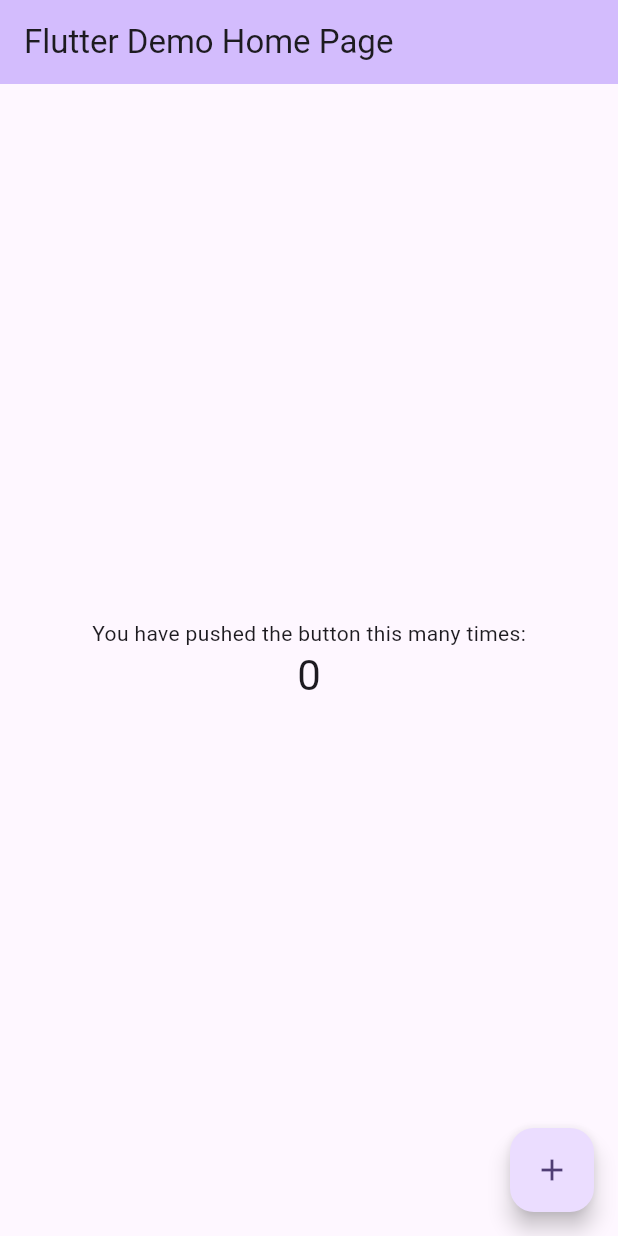
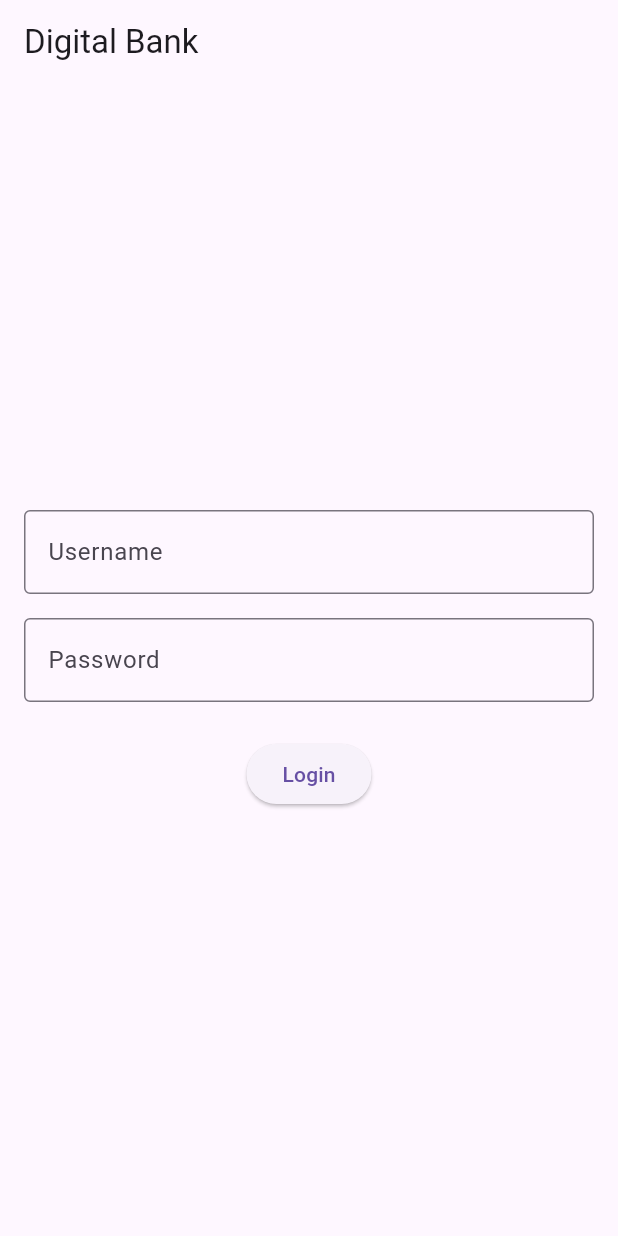
Before and after one commit to could-ai/019a1ec6-0138-7c35-a1d8-56d2f05f7aac, a Flutter app: the screen it shows after launch, on a phone screen of 412 x 824 dp. Run offline on Flutter 3.47's test engine with Material 3 defaults, Android fonts, the phone set to English and light mode, and no system bars.

Commit message:
I have updated the main application file to establish the core navigation and theme for our digital banking app. I've set the initial screen to the `LoginPage` and defined the routes for both the login and home pages. Additionally, I've adjusted the theme to a more professional blue color scheme suitable for a financial application.; I have created a new `LoginPage` to serve as the entry point for users. This screen features a clean and simple interface with fields for username and password, along with a 'Login' button. For now, the login is a placeholder that navigates directly to the `HomePage` without any authentication logic.; I've designed the `HomePage` to be the central hub for our digital bank. It prominently displays the user's account balance and includes a 'Flash Money' button that simulates the core feature of the app by instantly adding a large sum to the balance. The screen also features a list of recent transactions to provide users with an overview of their account activity. A logout button is included for easy sign-out.

```diff
--- a/usr/lib/main.dart
+++ b/usr/lib/main.dart
@@ -1,4 +1,6 @@
 import 'package:flutter/material.dart';
+import 'package:couldai_user_app/views/login_page.dart';
+import 'package:couldai_user_app/views/home_page.dart';
 
 void main() {
   runApp(const MyApp());
@@ -7,114 +9,20 @@ void main() {
 class MyApp extends StatelessWidget {
   const MyApp({super.key});
 
-  // This widget is the root of your application.
   @override
   Widget build(BuildContext context) {
     return MaterialApp(
-      title: 'Flutter Demo',
+      title: 'Digital Bank',
       debugShowCheckedModeBanner: false,
       theme: ThemeData(
-        // This is the theme of your application.
-        //
-        // TRY THIS: Try running your application with "flutter run". You'll see
-        // the application has a purple toolbar. Then, without quitting the app,
-        // try changing the seedColor in the colorScheme below to Colors.green
-        // and then invoke "hot reload" (save your changes or press the "hot
-        // reload" button in a Flutter-supported IDE, or press "r" if you used
-        // the command line to start the app).
-        //
-        // Notice that the counter didn't reset back to zero; the application
-        // state is not lost during the reload. To reset the state, use hot
-        // restart instead.
-        //
-        // This works for code too, not just values: Most code changes can be
-        // tested with just a hot reload.
-        colorScheme: ColorScheme.fromSeed(seedColor: Colors.deepPurple),
+        primarySwatch: Colors.blue,
+        visualDensity: VisualDensity.adaptivePlatformDensity,
       ),
-      home: const MyHomePage(title: 'Flutter Demo Home Page'),
+      initialRoute: '/',
+      routes: {
+        '/': (context) => const LoginPage(),
+        '/home': (context) => const HomePage(),
+      },
     );
   }
 }
-
-class MyHomePage extends StatefulWidget {
-  const MyHomePage({super.key, required this.title});
-
-  // This widget is the home page of your application. It is stateful, meaning
-  // that it has a State object (defined below) that contains fields that affect
-  // how it looks.
-
-  // This class is the configuration for the state. It holds the values (in this
-  // case the title) provided by the parent (in this case the App widget) and
-  // used by the build method of the State. Fields in a Widget subclass are
-  // always marked "final".
-
-  final String title;
-
-  @override
-  State<MyHomePage> createState() => _MyHomePageState();
-}
-
-class _MyHomePageState extends State<MyHomePage> {
-  int _counter = 0;
-
-  void _incrementCounter() {
-    setState(() {
-      // This call to setState tells the Flutter framework that something has
-      // changed in this State, which causes it to rerun the build method below
-      // so that the display can reflect the updated values. If we changed
-      // _counter without calling setState(), then the build method would not be
-      // called again, and so nothing would appear to happen.
-      _counter++;
-    });
-  }
-
-  @override
-  Widget build(BuildContext context) {
-    // This method is rerun every time setState is called, for instance as done
-    // by the _incrementCounter method above.
-    //
-    // The Flutter framework has been optimized to make rerunning build methods
-    // fast, so that you can just rebuild anything that needs updating rather
-    // than having to individually change instances of widgets.
-    return Scaffold(
-      appBar: AppBar(
-        // TRY THIS: Try changing the color here to a specific color (to
-        // Colors.amber, perhaps?) and trigger a hot reload to see the AppBar
-        // change color while the other colors stay the same.
-        backgroundColor: Theme.of(context).colorScheme.inversePrimary,
-        // Here we take the value from the MyHomePage object that was created by
-        // the App.build method, and use it to set our appbar title.
-        title: Text(widget.title),
-      ),
-      body: Center(
-        // Center is a layout widget. It takes a single child and positions it
-        // in the middle of the parent.
-        child: Column(
-          // Column is also a layout widget. It takes a list of children and
-          // arranges them vertically. By default, it sizes itself to fit its
-          // children horizontally, and tries to be as tall as its parent.
-          //
-          // Column has various properties to control how it sizes itself and
-          // how it positions its children. Here we use mainAxisAlignment to
-          // center the children vertically; the main axis here is the vertical
-          // axis because Columns are vertical (the cross axis would be
-          // horizontal).
-          //
-          // TRY THIS: Invoke "debug painting" (choose the "Toggle Debug Paint"
-          // action in the IDE, or press "p" in the console), to see the
-          // wireframe for each widget.
-          mainAxisAlignment: MainAxisAlignment.center,
-          children: <Widget>[
-            const Text('You have pushed the button this many times:'),
-            Text('$_counter', style: Theme.of(context).textTheme.headlineMedium),
-          ],
-        ),
-      ),
-      floatingActionButton: FloatingActionButton(
-        onPressed: _incrementCounter,
-        tooltip: 'Increment',
-        child: const Icon(Icons.add),
-      ), // This trailing comma makes auto-formatting nicer for build methods.
-    );
-  }
-}
--- /dev/null
+++ b/usr/lib/views/login_page.dart
@@ -0,0 +1,45 @@
+import 'package:flutter/material.dart';
+
+class LoginPage extends StatelessWidget {
+  const LoginPage({super.key});
+
+  @override
+  Widget build(BuildContext context) {
+    return Scaffold(
+      appBar: AppBar(
+        title: const Text('Digital Bank'),
+      ),
+      body: Center(
+        child: Padding(
+          padding: const EdgeInsets.all(16.0),
+          child: Column(
+            mainAxisAlignment: MainAxisAlignment.center,
+            children: <Widget>[
+              const TextField(
+                decoration: InputDecoration(
+                  labelText: 'Username',
+                  border: OutlineInputBorder(),
+                ),
+              ),
+              const SizedBox(height: 16.0),
+              const TextField(
+                obscureText: true,
+                decoration: InputDecoration(
+                  labelText: 'Password',
+                  border: OutlineInputBorder(),
+                ),
+              ),
+              const SizedBox(height: 24.0),
+              ElevatedButton(
+                onPressed: () {
+                  Navigator.pushReplacementNamed(context, '/home');
+                },
+                child: const Text('Login'),
+              ),
+            ],
+          ),
+        ),
+      ),
+    );
+  }
+}
```
Also changed, not shown: usr/lib/views/home_page.dart (added, +90 -0 lines).
